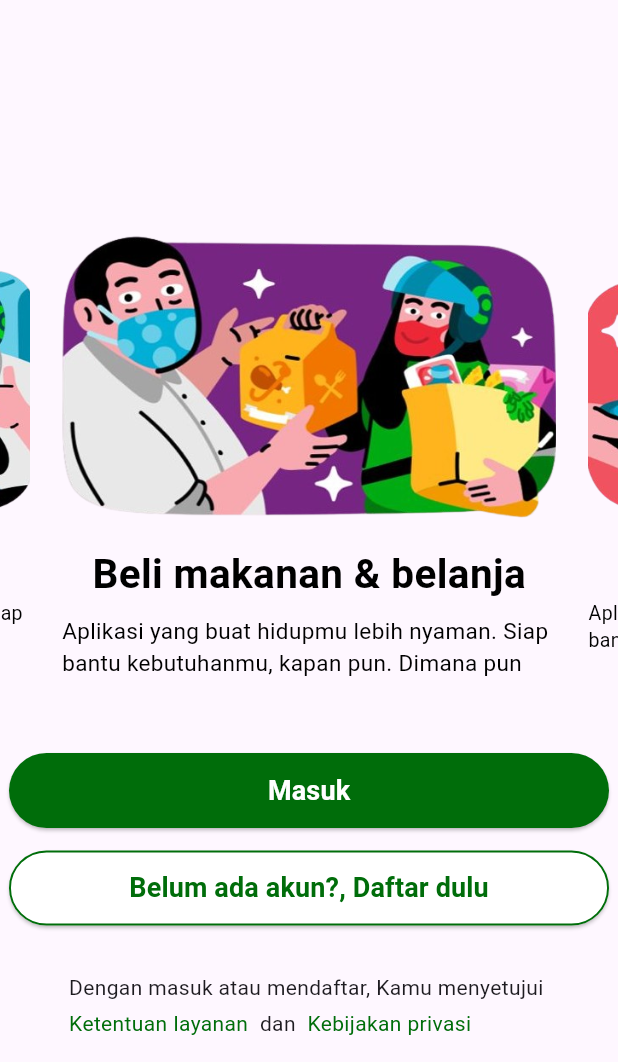
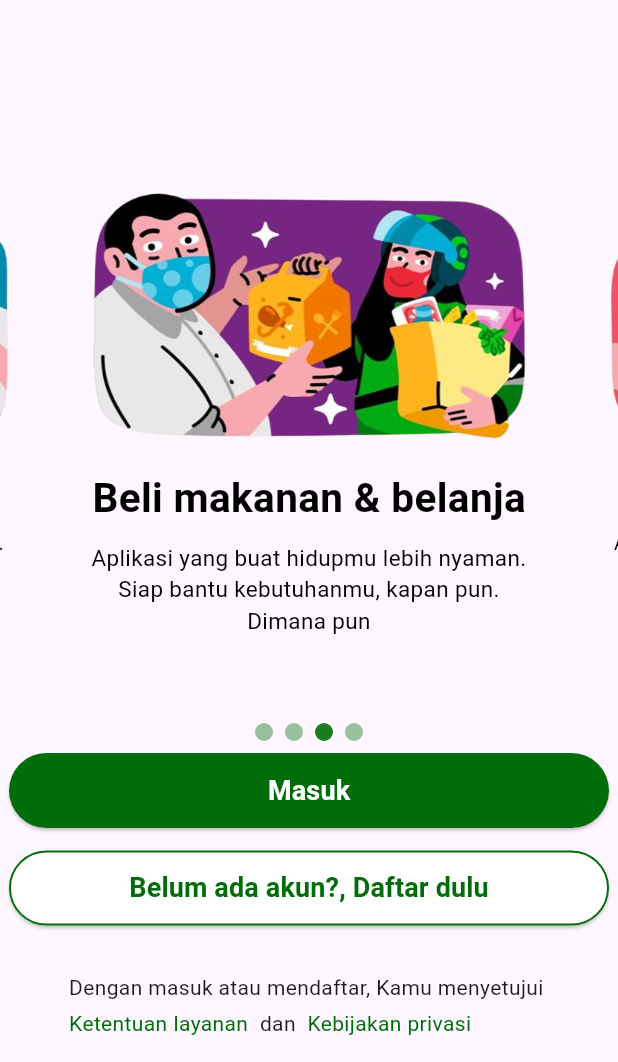
Before and after one commit to ForcesR2N/gojek_app, a Flutter app: the screen it shows after launch, swiped to page 3, on a phone screen of 412 x 824 dp, the part 174-1236 px from its top. Run offline on Flutter 3.47's test engine with Material 3 defaults, Android fonts, the phone set to English and light mode, and no system bars; drawn by our look-alikes of carousel_slider.

Commit message:
add dots

```diff
--- a/lib/pages/login_page.dart
+++ b/lib/pages/login_page.dart
@@ -3,18 +3,42 @@ import 'package:loginpage_gojek/component/button.dart';
 import 'package:loginpage_gojek/utils/colors.dart';
 import 'package:carousel_slider/carousel_slider.dart';
 
-class LoginPage extends StatelessWidget {
+class LoginPage extends StatefulWidget {
   const LoginPage({super.key});
 
   @override
-  Widget build(BuildContext context) {
+  _LoginPageState createState() => _LoginPageState();
+}
+
+class _LoginPageState extends State<LoginPage> {
+  final CarouselController _controller = CarouselController();
+  int _current = 0;
+
   final List<Map<String, String>> imgList = [
-      {'path': 'assets/gojek_image_1.png', 'header': 'Selamat datang di Gojek!', 'text': 'Aplikasi yang buat hidupmu lebih nyaman. Siap bantu kebutuhanmu, kapan pun. Dimana pun'},
-      {'path': 'assets/gojek_image_2.png', 'header': 'Transportasi & logistic', 'text': 'Aplikasi yang buat hidupmu lebih nyaman. Siap bantu kebutuhanmu, kapan pun. Dimana pun'},
-      {'path': 'assets/gojek_image_3.png', 'header': 'Beli makanan & belanja', 'text': 'Aplikasi yang buat hidupmu lebih nyaman. Siap bantu kebutuhanmu, kapan pun. Dimana pun'},
-      {'path': 'assets/gojek_image_4.png', 'header': 'Pembayaran', 'text': 'Aplikasi yang buat hidupmu lebih nyaman. Siap bantu kebutuhanmu, kapan pun. Dimana pun'},
+    {
+      'path': 'assets/gojek_image_1.png',
+      'header': 'Selamat datang di Gojek!',
+      'text': 'Aplikasi yang buat hidupmu lebih nyaman. Siap bantu kebutuhanmu, kapan pun. Dimana pun'
+    },
+    {
+      'path': 'assets/gojek_image_2.png',
+      'header': 'Transportasi & logistic',
+      'text': 'Aplikasi yang buat hidupmu lebih nyaman. Siap bantu kebutuhanmu, kapan pun. Dimana pun'
+    },
+    {
+      'path': 'assets/gojek_image_3.png',
+      'header': 'Beli makanan & belanja',
+      'text': 'Aplikasi yang buat hidupmu lebih nyaman. Siap bantu kebutuhanmu, kapan pun. Dimana pun'
+    },
+    {
+      'path': 'assets/gojek_image_4.png',
+      'header': 'Pembayaran',
+      'text': 'Aplikasi yang buat hidupmu lebih nyaman. Siap bantu kebutuhanmu, kapan pun. Dimana pun'
+    },
   ];
 
+  @override
+  Widget build(BuildContext context) {
     return Scaffold(
       body: Column(
         children: [
@@ -34,10 +58,18 @@ class LoginPage extends StatelessWidget {
               mainAxisAlignment: MainAxisAlignment.end,
               children: [
                 CarouselSlider(
+                  carouselController: _controller,
                   options: CarouselOptions(
                     height: 350.0,
                     autoPlay: false,
                     enlargeCenterPage: true,
+                    onPageChanged: (index, reason) {
+                      setState(() {
+                        _current = index;
+                      });
+                    },
+                    initialPage: _current,
+                    enableInfiniteScroll: false,
                   ),
                   items: imgList.map((item) {
                     return Column(
@@ -51,7 +83,7 @@ class LoginPage extends StatelessWidget {
                         ),
                         const SizedBox(height: 8),
                         Container(
-                          padding: const EdgeInsets.all(8),
+                          padding: const EdgeInsets.all(10),
                           child: Text(
                             item['header']!,
                             style: const TextStyle(
@@ -61,23 +93,39 @@ class LoginPage extends StatelessWidget {
                             ),
                           ),
                         ),
-                        Column(
-                          children: [
                         Container(
-                              padding: const EdgeInsets.symmetric(
-                                horizontal: 0.1
-                              ),
+                          padding: const EdgeInsets.symmetric(horizontal: 17),
                           margin: EdgeInsets.only(bottom: 50),
                           child: Text(
-                                item['text']!, style: const TextStyle(
+                            textAlign: TextAlign.center,
+                            item['text']!,
+                            style: const TextStyle(
                               color: Colors.black,
                               fontSize: 15,
                             ),
                           ),
                         ),
                       ],
-                        )
-                      ],
+                    );
+                  }).toList(),
+                ),
+                Row(
+                  mainAxisAlignment: MainAxisAlignment.center,
+                  children: imgList.asMap().entries.map((entry) {
+                    return GestureDetector(
+                      onTap: () => _controller.animateToPage(entry.key),
+                      child: Container(
+                        width: 12.0,
+                        height: 12.0,
+                        margin: const EdgeInsets.symmetric(vertical: 8.0, horizontal: 4.0),
+                        decoration: BoxDecoration(
+                          shape: BoxShape.circle,
+                          color: (Theme.of(context).brightness == Brightness.dark
+                              ? Colors.white
+                              : AppColor.buttonGreen)
+                              .withOpacity(_current == entry.key ? 0.9 : 0.4),
+                        ),
+                      ),
                     );
                   }).toList(),
                 ),
```
Lines whose indentation alone changed are shown as unchanged.
